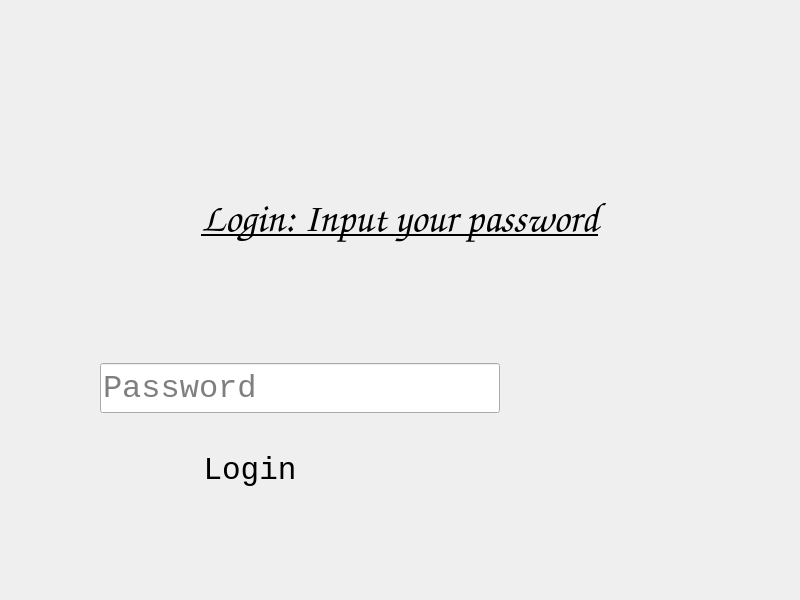
First picture: the form in src/widgets/loginPage.ui, repository NicholasZanetiAulivier/Python-T-Store, before the edit.
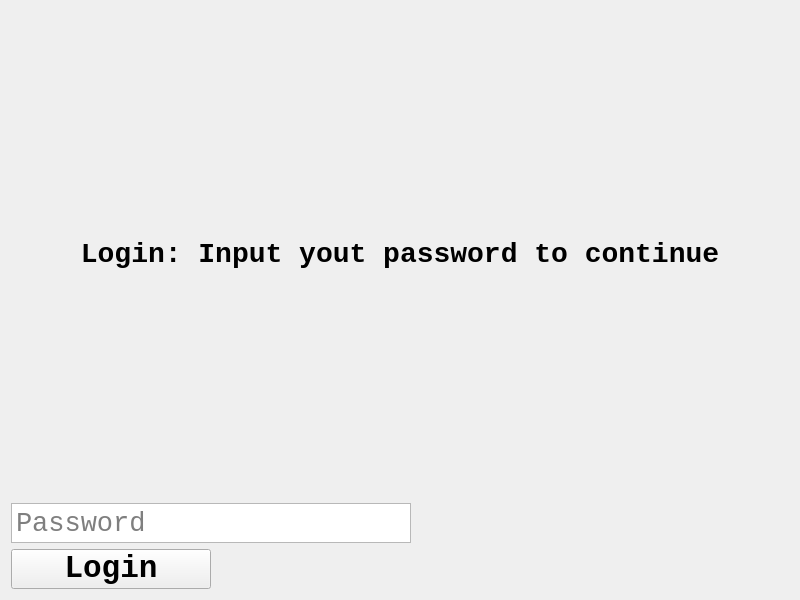
Second picture: the form after the edit.

Commit message: feat(manager): add manager for each widget

```diff
--- a/src/widgets/loginPage.ui
+++ b/src/widgets/loginPage.ui
@@ -10,58 +10,39 @@
     <height>600</height>
    </rect>
   </property>
+  <property name="sizePolicy">
+   <sizepolicy hsizetype="Fixed" vsizetype="Fixed">
+    <horstretch>0</horstretch>
+    <verstretch>0</verstretch>
+   </sizepolicy>
+  </property>
+  <property name="minimumSize">
+   <size>
+    <width>800</width>
+    <height>600</height>
+   </size>
+  </property>
+  <property name="maximumSize">
+   <size>
+    <width>800</width>
+    <height>600</height>
+   </size>
+  </property>
   <property name="windowTitle">
-   <string>Form</string>
+   <string>Login</string>
   </property>
-  <widget class="QWidget" name="verticalLayoutWidget">
-   <property name="geometry">
-    <rect>
-     <x>0</x>
-     <y>0</y>
-     <width>801</width>
-     <height>601</height>
-    </rect>
-   </property>
-   <layout class="QVBoxLayout" name="verticalLayout">
-    <property name="spacing">
-     <number>28</number>
-    </property>
-    <property name="sizeConstraint">
-     <enum>QLayout::SizeConstraint::SetDefaultConstraint</enum>
-    </property>
-    <property name="leftMargin">
-     <number>100</number>
-    </property>
-    <property name="topMargin">
-     <number>100</number>
-    </property>
-    <property name="rightMargin">
-     <number>100</number>
-    </property>
-    <property name="bottomMargin">
-     <number>100</number>
-    </property>
+  <layout class="QVBoxLayout" name="layout">
     <item>
-     <widget class="QLabel" name="label">
-      <property name="maximumSize">
-       <size>
-        <width>600</width>
-        <height>600</height>
-       </size>
-      </property>
+    <widget class="QLabel" name="title">
       <property name="font">
        <font>
-        <family>Comic Sans MS</family>
-        <pointsize>30</pointsize>
+       <family>Consolas</family>
+       <pointsize>21</pointsize>
         <bold>true</bold>
-        <underline>true</underline>
-       </font>
-      </property>
-      <property name="cursor">
-       <cursorShape>ArrowCursor</cursorShape>
-      </property>
+      </font>
+     </property>
       <property name="text">
-       <string>Login: Input your password</string>
+      <string>Login: Input yout password to continue</string>
       </property>
       <property name="alignment">
        <set>Qt::AlignmentFlag::AlignCenter</set>
@@ -69,7 +50,7 @@
      </widget>
     </item>
     <item>
-     <widget class="QLineEdit" name="password">
+    <widget class="QPlainTextEdit" name="password">
       <property name="sizePolicy">
        <sizepolicy hsizetype="Fixed" vsizetype="Fixed">
         <horstretch>0</horstretch>
@@ -79,23 +60,38 @@
       <property name="minimumSize">
        <size>
         <width>400</width>
-        <height>50</height>
+       <height>40</height>
        </size>
       </property>
       <property name="maximumSize">
        <size>
         <width>400</width>
-        <height>50</height>
+       <height>40</height>
+      </size>
+     </property>
+     <property name="baseSize">
+      <size>
+       <width>400</width>
+       <height>40</height>
        </size>
       </property>
       <property name="font">
        <font>
         <family>Consolas</family>
-        <pointsize>24</pointsize>
-       </font>
-      </property>
-      <property name="text">
-       <string/>
+       <pointsize>20</pointsize>
+      </font>
+     </property>
+     <property name="verticalScrollBarPolicy">
+      <enum>Qt::ScrollBarPolicy::ScrollBarAlwaysOff</enum>
+     </property>
+     <property name="horizontalScrollBarPolicy">
+      <enum>Qt::ScrollBarPolicy::ScrollBarAlwaysOff</enum>
+     </property>
+     <property name="sizeAdjustPolicy">
+      <enum>QAbstractScrollArea::SizeAdjustPolicy::AdjustIgnored</enum>
+     </property>
+     <property name="lineWrapMode">
+      <enum>QPlainTextEdit::LineWrapMode::NoWrap</enum>
       </property>
       <property name="placeholderText">
        <string>Password</string>
@@ -103,7 +99,7 @@
      </widget>
     </item>
     <item>
-     <widget class="QToolButton" name="toolButton">
+    <widget class="QPushButton" name="loginButton">
       <property name="sizePolicy">
        <sizepolicy hsizetype="Fixed" vsizetype="Fixed">
         <horstretch>0</horstretch>
@@ -112,49 +108,30 @@
       </property>
       <property name="minimumSize">
        <size>
-        <width>0</width>
-        <height>0</height>
+       <width>200</width>
+       <height>40</height>
        </size>
       </property>
       <property name="maximumSize">
        <size>
-        <width>300</width>
-        <height>60</height>
-       </size>
-      </property>
-      <property name="baseSize">
-       <size>
-        <width>0</width>
-        <height>0</height>
+       <width>200</width>
+       <height>40</height>
        </size>
       </property>
       <property name="font">
        <font>
         <family>Consolas</family>
         <pointsize>23</pointsize>
-       </font>
-      </property>
-      <property name="layoutDirection">
-       <enum>Qt::LayoutDirection::LeftToRight</enum>
-      </property>
-      <property name="autoFillBackground">
-       <bool>true</bool>
-      </property>
+       <bold>true</bold>
+      </font>
+     </property>
       <property name="text">
        <string>Login</string>
       </property>
-      <property name="autoRaise">
-       <bool>true</bool>
-      </property>
      </widget>
     </item>
    </layout>
   </widget>
- </widget>
- <tabstops>
-  <tabstop>0</tabstop>
-  <tabstop>toolButton</tabstop>
- </tabstops>
  <resources/>
  <connections/>
 </ui>
```
Left out of the diff: 2 changed lines with no effect on the pictures. Lines whose indentation alone changed are shown as unchanged. The commit also changes 7 other files.
